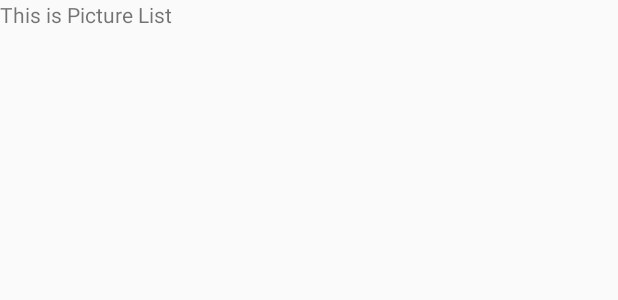
After one commit to paka99/CameraApp, an Android app: the layout list_picture.xml on its own in the app's theme, with its tools: preview values and no code run, on a phone screen of 412 x 824 dp. The commit adds this screen. Shown: the top 300 px of the screen. Run offline under Robolectric (Android 15) with nearby library versions, the phone set to English and light mode, and no system bars.

Commit message:
Implement Preview and Virtual Picture List by swiping

```diff
--- a/app/build.gradle
+++ b/app/build.gradle
@@ -20,10 +20,11 @@ android {
 }
 
 dependencies {
-    compile fileTree(dir: 'libs', include: ['*.jar'])
+    compile fileTree(include: ['*.jar'], dir: 'libs')
     androidTestCompile('com.android.support.test.espresso:espresso-core:2.2.2', {
         exclude group: 'com.android.support', module: 'support-annotations'
     })
     compile 'com.android.support:appcompat-v7:25.0.1'
+    compile 'com.android.support:design:25.0.1'
     testCompile 'junit:junit:4.12'
 }
--- /dev/null
+++ b/app/src/main/res/layout/list_picture.xml
@@ -0,0 +1,13 @@
+<?xml version="1.0" encoding="utf-8"?>
+<RelativeLayout xmlns:android="http://schemas.android.com/apk/res/android"
+    android:layout_width="match_parent"
+    android:layout_height="match_parent">
+
+    <TextView
+        android:id="@+id/picture_list"
+        android:layout_width="wrap_content"
+        android:layout_height="wrap_content"
+        android:text="This is Picture List"
+        />
+
+</RelativeLayout>
--- a/build.gradle
+++ b/build.gradle
@@ -6,7 +6,6 @@ buildscript {
     }
     dependencies {
         classpath 'com.android.tools.build:gradle:2.2.2'
-
         // NOTE: Do not place your application dependencies here; they belong
         // in the individual module build.gradle files
     }
```
Also changed, not shown: app/src/main/java/com/junseok/snowtest/MainActivity.java (+123 -5 lines), app/src/main/res/layout/activity_main.xml (+9 -6 lines), app/src/main/res/layout/frag_preview.xml (added, +12 -0 lines).
